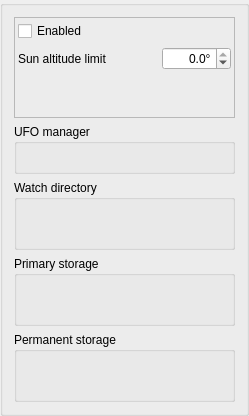
Before: the Qt Designer form widgets/qcamera.ui in AMOS-uniba/amos-client, drawn with Qt 5.
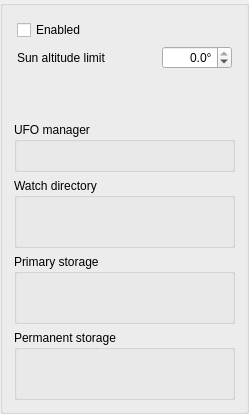
After: the same form once the commit is applied. Custom widgets are drawn as their Qt base class.

```diff
--- a/widgets/qcamera.ui
+++ b/widgets/qcamera.ui
@@ -29,12 +29,6 @@
    </item>
    <item row="0" column="0" colspan="2">
     <widget class="QFrame" name="frame">
-     <property name="frameShape">
-      <enum>QFrame::StyledPanel</enum>
-     </property>
-     <property name="frameShadow">
-      <enum>QFrame::Raised</enum>
-     </property>
      <layout class="QGridLayout" name="gridLayout_2">
       <property name="leftMargin">
        <number>3</number>
```
